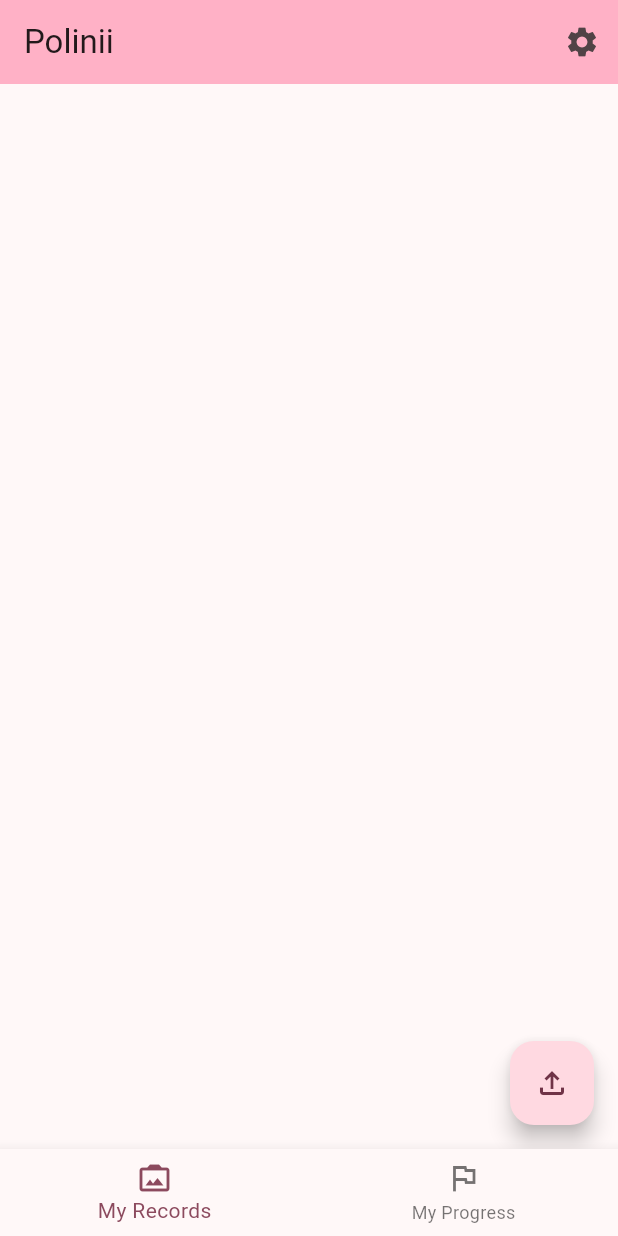
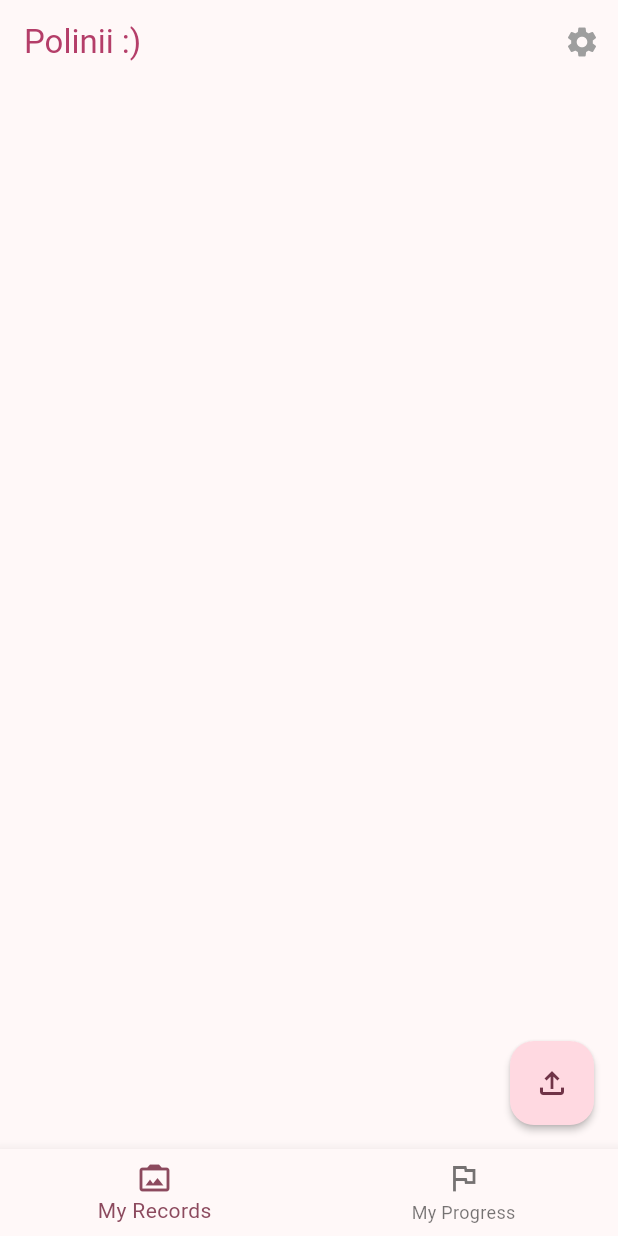
Before and after one commit to MontyCoder0701/pole-app, a Flutter app: the screen it shows after launch, on a phone screen of 412 x 824 dp. Run offline on Flutter 3.47's test engine with Material 3 defaults, Android fonts, the phone set to English and light mode, and no system bars; missing offline and left inert: photo_manager.

Commit message:
fix: 디자인 개선

```diff
--- a/lib/main.dart
+++ b/lib/main.dart
@@ -43,12 +43,15 @@ class _MyHomePageState extends State<MyHomePage> {
   Widget build(BuildContext context) {
     return Scaffold(
       appBar: AppBar(
-        backgroundColor: Theme.of(context).colorScheme.inversePrimary,
-        title: Text('Polinii'),
+        centerTitle: false,
+        title: Text(
+          'Polinii :)',
+          style: TextStyle(color: CustomColor.primary),
+        ),
         actions: [
           IconButton(
             onPressed: () {},
-            icon: Icon(Icons.settings),
+            icon: Icon(Icons.settings, color: Colors.grey),
           ),
         ],
       ),
--- a/lib/records.page.dart
+++ b/lib/records.page.dart
@@ -54,7 +54,10 @@ class _RecordsPageState extends State<RecordsPage> {
                     // TODO: Tablet / iPhone SE 확인
                     crossAxisAlignment: CrossAxisAlignment.stretch,
                     children: [
-                      Text(_formatDate(video.createDateTime)),
+                      Text(
+                        _formatDate(video.createDateTime),
+                        style: TextStyle(color: Colors.black54),
+                      ),
                       SizedBox(
                         height: 180,
                         child: FutureBuilder<Widget>(
@@ -137,6 +140,7 @@ class _RecordsPageState extends State<RecordsPage> {
         ),
       ),
       floatingActionButton: FloatingActionButton(
+        elevation: 2,
         onPressed: () async {
           final selectedVideo = await Navigator.push<AssetEntity>(
             context,
--- a/lib/theme.dart
+++ b/lib/theme.dart
@@ -3,5 +3,5 @@ import 'dart:ui';
 class CustomColor {
   CustomColor._();
 
-  static const primary = Color(0x00b43e69);
+  static const primary = Color(0xFFb43e69);
 }
```
